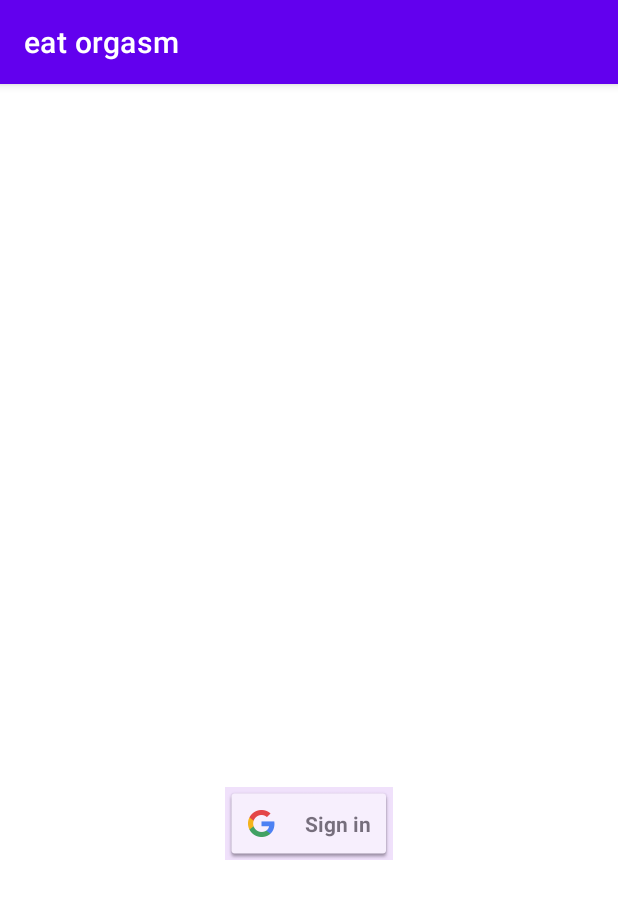
After one commit to camuHan/eatorgasm, an Android app: the fragment PrivateFragment shown on its own in the app's theme, on a phone screen of 412 x 824 dp. The commit adds this screen. Shown: the top 899 px of the screen. Run offline under Robolectric (Android 15) with nearby library versions, the phone set to English and light mode, and no system bars; our stand-ins replace Firebase (no records; nobody signed in at launch, a user with empty details on screens opened directly), data binding.

Commit message:
* Google을 통한 기본 회원관리  - viewmodel과 databinding, viewbinding을 통한 연결

```diff
--- a/app/build.gradle
+++ b/app/build.gradle
@@ -50,6 +50,7 @@ dependencies {
 
     implementation "androidx.fragment:fragment-ktx:1.4.1"
 
+    implementation 'org.jetbrains.kotlinx:kotlinx-coroutines-android:1.5.0'
     implementation 'androidx.core:core-ktx:1.7.0'
     implementation 'androidx.appcompat:appcompat:1.4.1'
     implementation 'com.google.android.material:material:1.5.0'
--- a/app/src/main/java/com/cason/eatorgasm/EatOrgSplash.kt
+++ b/app/src/main/java/com/cason/eatorgasm/EatOrgSplash.kt
@@ -30,7 +30,7 @@ class EatOrgSplash : AppCompatActivity() {
     }
 
     private fun intentActivity() {
-        val intent = Intent(this, GoogleAuthActivity::class.java)
+        val intent = Intent(this, EatHomeActivity::class.java)
         startActivity(intent)
         finish()
     }
--- a/app/src/main/java/com/cason/eatorgasm/MainFragmentFactoryImpl.kt
+++ b/app/src/main/java/com/cason/eatorgasm/MainFragmentFactoryImpl.kt
@@ -3,13 +3,15 @@ package com.cason.eatorgasm
 import androidx.fragment.app.Fragment
 import androidx.fragment.app.FragmentFactory
 import com.cason.eatorgasm.ui.main.MainFragment
+import com.cason.eatorgasm.view.BoardFragment
+import com.cason.eatorgasm.view.PrivateFragment
 
 class MainFragmentFactoryImpl(): FragmentFactory() {
     override fun instantiate(classLoader: ClassLoader, className: String): Fragment {
         return when (className) {
             MainFragment::class.java.name -> MainFragment()
-//            HomeRecentFragment::class.java.name -> HomeRecentFragment(contract)
-//            HomeBrowserFragment::class.java.name -> HomeBrowserFragment(contract)
+            BoardFragment::class.java.name -> BoardFragment()
+            PrivateFragment::class.java.name -> PrivateFragment()
 //            HomeFileTypeFragment::class.java.name -> HomeFileTypeFragment(contract)
 //            HomeFavoriteFragment::class.java.name -> HomeFavoriteFragment(contract)
 //            WordFileTypeTabFragment::class.java.name -> WordFileTypeTabFragment(contract)
--- a/app/src/main/java/com/cason/eatorgasm/auth/GoogleAuthActivity.kt
+++ b/app/src/main/java/com/cason/eatorgasm/auth/GoogleAuthActivity.kt
@@ -71,6 +71,9 @@ class GoogleAuthActivity : AppCompatActivity() {
 
                 // 성공여부
                 if (it.isSuccessful) {
+                    googleSigninClient?.signOut()?.addOnCompleteListener {
+                        showToast("로그아웃 되었습니다.")
+                    }
 
                     val user = firebaseAuth?.currentUser
                     Toast.makeText(this, "로그인 성공", Toast.LENGTH_SHORT).show()
--- /dev/null
+++ b/app/src/main/java/com/cason/eatorgasm/model/EatPrivateProfileItem.kt
@@ -0,0 +1,12 @@
+package com.cason.eatorgasm.model
+
+import com.cason.eatorgasm.R
+
+data class EatPrivateProfileItem(
+    var privateId: Long = 0,
+    var email: String? = "",
+    var password: String ?= "",
+    var phoneNumber: String? = "",
+    var strName: String? = "",
+    var privateImageId: Int = R.drawable.home_tab_private_icon
+)
--- a/app/src/main/java/com/cason/eatorgasm/view/BoardFragment.kt
+++ b/app/src/main/java/com/cason/eatorgasm/view/BoardFragment.kt
@@ -14,7 +14,7 @@ class BoardFragment : Fragment() {
         fun newInstance() = BoardFragment()
     }
 
-    private lateinit var viewModel: MainViewModel
+//    private lateinit var viewModel: MainViewModel
 
     override fun onCreateView(
         inflater: LayoutInflater, container: ViewGroup?,
@@ -25,7 +25,7 @@ class BoardFragment : Fragment() {
 
     override fun onActivityCreated(savedInstanceState: Bundle?) {
         super.onActivityCreated(savedInstanceState)
-        viewModel = ViewModelProvider(this).get(MainViewModel::class.java)
+//        viewModel = ViewModelProvider(this).get(MainViewModel::class.java)
         // TODO: Use the ViewModel
     }
 
--- /dev/null
+++ b/app/src/main/java/com/cason/eatorgasm/view/PrivateFragment.kt
@@ -0,0 +1,142 @@
+package com.cason.eatorgasm.view
+
+import android.app.Activity
+import android.content.Intent
+import androidx.lifecycle.ViewModelProvider
+import android.os.Bundle
+import androidx.fragment.app.Fragment
+import android.view.LayoutInflater
+import android.view.View
+import android.view.View.GONE
+import android.view.View.VISIBLE
+import android.view.ViewGroup
+import android.widget.Toast
+import androidx.activity.result.contract.ActivityResultContracts
+import androidx.fragment.app.viewModels
+import androidx.lifecycle.Observer
+import com.cason.eatorgasm.EatHomeActivity
+import com.cason.eatorgasm.R
+import com.cason.eatorgasm.databinding.PrivateFragmentBinding
+import com.cason.eatorgasm.model.EatPrivateProfileItem
+import com.cason.eatorgasm.util.ToastManager
+import com.cason.eatorgasm.viewmodel.PrivateViewModel
+import com.google.android.gms.auth.api.signin.GoogleSignIn
+import com.google.android.gms.auth.api.signin.GoogleSignInAccount
+import com.google.android.gms.auth.api.signin.GoogleSignInClient
+import com.google.android.gms.auth.api.signin.GoogleSignInOptions
+import com.google.android.gms.common.api.ApiException
+import com.google.firebase.auth.FirebaseAuth
+import com.google.firebase.auth.GoogleAuthProvider
+import com.google.firebase.auth.ktx.FirebaseAuthKtxRegistrar
+import com.google.firebase.auth.ktx.auth
+import com.google.firebase.ktx.Firebase
+
+class PrivateFragment : Fragment() {
+
+    companion object {
+        fun newInstance() = PrivateFragment()
+    }
+
+    private lateinit var mBinding: PrivateFragmentBinding
+    private val mPrivateViewModel: PrivateViewModel by viewModels()
+
+    // Google Api Client
+    private var googleSigninClient: GoogleSignInClient? = null
+    // Firebase Auth
+    private var firebaseAuth: FirebaseAuth? = null
+
+    override fun onCreateView(inflater: LayoutInflater, container: ViewGroup?, savedInstanceState: Bundle?): View {
+        mBinding = PrivateFragmentBinding.inflate(inflater, container, false)
+        return mBinding.root
+    }
+
+    override fun onViewCreated(view: View, savedInstanceState: Bundle?) {
+        super.onViewCreated(view, savedInstanceState)
+        mBinding.vm = mPrivateViewModel
+        val gso = GoogleSignInOptions.Builder(GoogleSignInOptions.DEFAULT_SIGN_IN)
+            .requestIdToken(getString(R.string.default_web_client_id))
+            .requestEmail()
+            .build()
+        // [END config_signin]
+
+        googleSigninClient = GoogleSignIn.getClient(requireActivity(), gso)
+
+        firebaseAuth = FirebaseAuth.getInstance();
+
+        initViewModelCallback()
+        updateUI()
+
+        mBinding.btnPrivateGoogleSignIn.setOnClickListener {
+            mPrivateViewModel.requestSignIn()
+        }
+
+    }
+
+    private fun initViewModelCallback() {
+        with(mPrivateViewModel) {
+            requestSignIn.observe(this@PrivateFragment, Observer {
+                val signInIntent = googleSigninClient?.getSignInIntent()
+                resultLauncher.launch(signInIntent)
+            })
+
+            requestSignOut.observe(this@PrivateFragment, Observer {
+                Firebase.auth.signOut()
+
+                googleSigninClient?.signOut()?.addOnCompleteListener {
+                    ToastManager.INSTANCE.onMessage(activity, "로그아웃 되었습니다.")
+                    updateUI()
+                }
+            })
+        }
+    }
+
+    val resultLauncher = registerForActivityResult(ActivityResultContracts.StartActivityForResult()) { result ->
+        if (result.resultCode == Activity.RESULT_OK) {
+            val task = GoogleSignIn.getSignedInAccountFromIntent(result.data)
+            try {
+                // Google Sign In was successful, authenticate with Firebase
+                val account = task.getResult(ApiException::class.java)
+                firebaseAuthWithGoogle(account)
+            } catch (e: ApiException) {
+
+            }
+        }
+    }
+
+    private fun firebaseAuthWithGoogle(acct: GoogleSignInAccount) {
+
+        val credential = GoogleAuthProvider.getCredential(acct.idToken, null)
+        firebaseAuth!!.signInWithCredential(credential)
+            .addOnCompleteListener(requireActivity()) {
+
+                // 성공여부
+                if (it.isSuccessful) {
+                    val user = firebaseAuth?.currentUser
+                    ToastManager.INSTANCE.onMessage(activity, "로그인 성공")
+                    updateUI()
+//                    Toast.makeText(this, "로그인 성공", Toast.LENGTH_SHORT).show()
+//                    startActivity(Intent(this@GoogleAuthActivity, EatHomeActivity::class.java))
+                } else {
+                    ToastManager.INSTANCE.onMessage(activity, "로그인 실패")
+                }
+            }
+    }
+
+    private fun updateUI() {
+        val user = Firebase.auth.currentUser
+        val profile = EatPrivateProfileItem()
+
+        if(user == null) {
+            profile.strName = ""
+            profile.email = ""
+            profile.phoneNumber = ""
+        } else {
+            profile.strName = user.displayName
+            profile.email = user.email
+            profile.phoneNumber = user.phoneNumber
+        }
+
+        mBinding.profile = profile
+    }
+
+}
--- /dev/null
+++ b/app/src/main/java/com/cason/eatorgasm/viewmodel/PrivateViewModel.kt
@@ -0,0 +1,29 @@
+package com.cason.eatorgasm.viewmodel
+
+import androidx.lifecycle.LiveData
+import androidx.lifecycle.MutableLiveData
+import androidx.lifecycle.ViewModel
+import com.cason.eatorgasm.SingleLiveEvent
+import kotlinx.coroutines.CoroutineScope
+import kotlinx.coroutines.Dispatchers
+import kotlinx.coroutines.Job
+
+class PrivateViewModel: ViewModel() {
+    private val vmJob = Job()
+    protected val vmScope = CoroutineScope(Dispatchers.Main + vmJob)
+
+    private val _signInPrivate = SingleLiveEvent<Unit>()
+    private val _singOutPrivate = SingleLiveEvent<Unit>()
+
+    val requestSignIn: LiveData<Unit> get() = _signInPrivate
+    val requestSignOut: LiveData<Unit> get() = _singOutPrivate
+
+    fun requestSignIn() {
+        _signInPrivate.call()
+    }
+
+    fun requestSignOut() {
+        _singOutPrivate.call()
+    }
+
+}
--- a/app/src/main/res/layout/eat_auth_activity.xml
+++ b/app/src/main/res/layout/eat_auth_activity.xml
@@ -5,7 +5,6 @@
     xmlns:bind="http://schemas.android.com/tools">
 
     <data>
-
         <import type="android.view.View" />
 
         <variable
--- /dev/null
+++ b/app/src/main/res/layout/private_fragment.xml
@@ -0,0 +1,79 @@
+<?xml version="1.0" encoding="utf-8"?>
+<layout>
+    <data>
+        <import type="android.view.View"/>
+
+        <variable
+            name="profile"
+            type="com.cason.eatorgasm.model.EatPrivateProfileItem"/>
+
+        <variable
+            name="vm"
+            type="com.cason.eatorgasm.viewmodel.PrivateViewModel" />
+    </data>
+
+    <androidx.constraintlayout.widget.ConstraintLayout xmlns:android="http://schemas.android.com/apk/res/android"
+        xmlns:app="http://schemas.android.com/apk/res-auto"
+        xmlns:tools="http://schemas.android.com/tools"
+        android:id="@+id/private_layout"
+        android:layout_width="match_parent"
+        android:layout_height="match_parent"
+        tools:context="com.cason.eatorgasm.ui.main.MainFragment">
+
+        <TextView
+            android:id="@+id/private_name"
+            android:layout_width="wrap_content"
+            android:layout_height="wrap_content"
+            android:text="@={profile.strName}"
+            android:layout_marginTop="100dp"
+            app:layout_constraintEnd_toEndOf="parent"
+            app:layout_constraintStart_toStartOf="parent"
+            app:layout_constraintTop_toTopOf="parent" />
+
+        <TextView
+            android:id="@+id/private_email"
+            android:layout_width="wrap_content"
+            android:layout_height="wrap_content"
+            android:text="@={profile.email}"
+            android:layout_marginTop="30dp"
+            app:layout_constraintEnd_toEndOf="parent"
+            app:layout_constraintStart_toStartOf="parent"
+            app:layout_constraintTop_toBottomOf="@id/private_name" />
+
+        <TextView
+            android:id="@+id/private_phone_number"
+            android:layout_width="wrap_content"
+            android:layout_height="wrap_content"
+            android:text="@={profile.phoneNumber}"
+            android:layout_marginTop="30dp"
+            app:layout_constraintEnd_toEndOf="parent"
+            app:layout_constraintStart_toStartOf="parent"
+            app:layout_constraintTop_toBottomOf="@id/private_email" />
+
+        <com.google.android.gms.common.SignInButton
+            android:id="@+id/btn_private_google_sign_in"
+            android:layout_width="wrap_content"
+            android:layout_height="wrap_content"
+            android:background="@color/color_set16_alpha10"
+            android:foreground="@color/color_set16_alpha10"
+            android:text="SignIn"
+            android:visibility="@{profile.email.length() == 0 ? View.VISIBLE : View.GONE}"
+            app:layout_constraintEnd_toEndOf="parent"
+            app:layout_constraintStart_toStartOf="parent"
+            app:layout_constraintTop_toBottomOf="@id/private_phone_number"
+            app:layout_constraintBottom_toBottomOf="parent" />
+
+        <Button
+            android:id="@+id/btn_private_sign_out"
+            android:layout_width="wrap_content"
+            android:layout_height="wrap_content"
+            android:onClick="@{()->vm.requestSignOut()}"
+            android:text="SignOut"
+            android:visibility="@{profile.email.length() == 0 ? View.GONE : View.VISIBLE}"
+            app:layout_constraintEnd_toEndOf="parent"
+            app:layout_constraintStart_toStartOf="parent"
+            app:layout_constraintTop_toBottomOf="@id/private_phone_number"
+            app:layout_constraintBottom_toBottomOf="parent"/>
+
+    </androidx.constraintlayout.widget.ConstraintLayout>
+</layout>
```
Also changed, not shown: app/src/main/java/com/cason/eatorgasm/EatHomeActivity.kt (+8 -6 lines).
